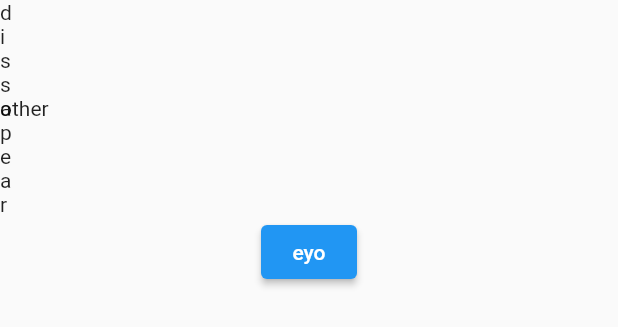
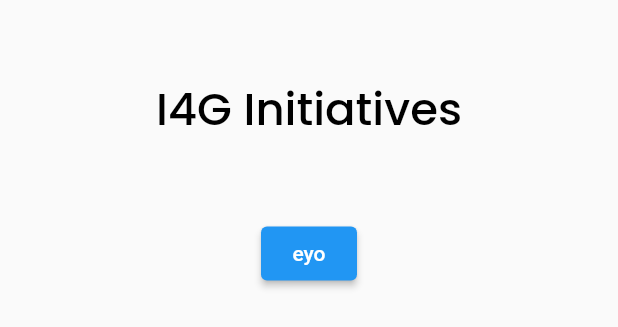
Before and after one commit to Jud-e/ehlites, a Flutter app: the Initiative widget shown alone on an empty page, opened directly, on a phone screen of 412 x 824 dp. Shown: the top 327 px of the screen. Run offline on Flutter 3.47's test engine with Material 2 defaults, Android fonts, the light colour scheme and no system bars; our stand-ins replace google_fonts.

Commit message:
initiatives

```diff
--- a/lib/initiatives.dart
+++ b/lib/initiatives.dart
@@ -1,3 +1,5 @@
+import 'package:ehlites/utilities/colors.dart';
+import 'package:ehlites/utilities/text_style_util.dart';
 import 'package:flutter/material.dart';
 
 class Initiative extends StatefulWidget {
@@ -11,18 +13,32 @@ class _InitiativeState extends State<Initiative> {
   @override
   Widget build(BuildContext context) {
     var screenSize = MediaQuery.of(context).size;
+    bool _iShow = screenSize.width < 700 ? false : true;
     return Column(
       children: [
         Row(
           children: [
-            SizedBox(
-                width: screenSize.width < 700 ? 0 : screenSize.width * 0.5,
-                child: Text("dissapear")),
+            Visibility(
+              visible: _iShow,
+              child: SizedBox(
+                  width: screenSize.width * 0.5, child: Text("dissapear")),
+            ),
             SizedBox(
               width: screenSize.width < 700
                   ? screenSize.width
                   : screenSize.width * 0.5,
-              child: Text("other"),
+              child: Padding(
+                padding:
+                    const EdgeInsets.symmetric(horizontal: 20, vertical: 50),
+                child: Column(
+                  children: [
+                    Text(
+                      "I4G Initiatives",
+                      style: thickStyle(30, black),
+                    )
+                  ],
+                ),
+              ),
             )
           ],
         ),
```
